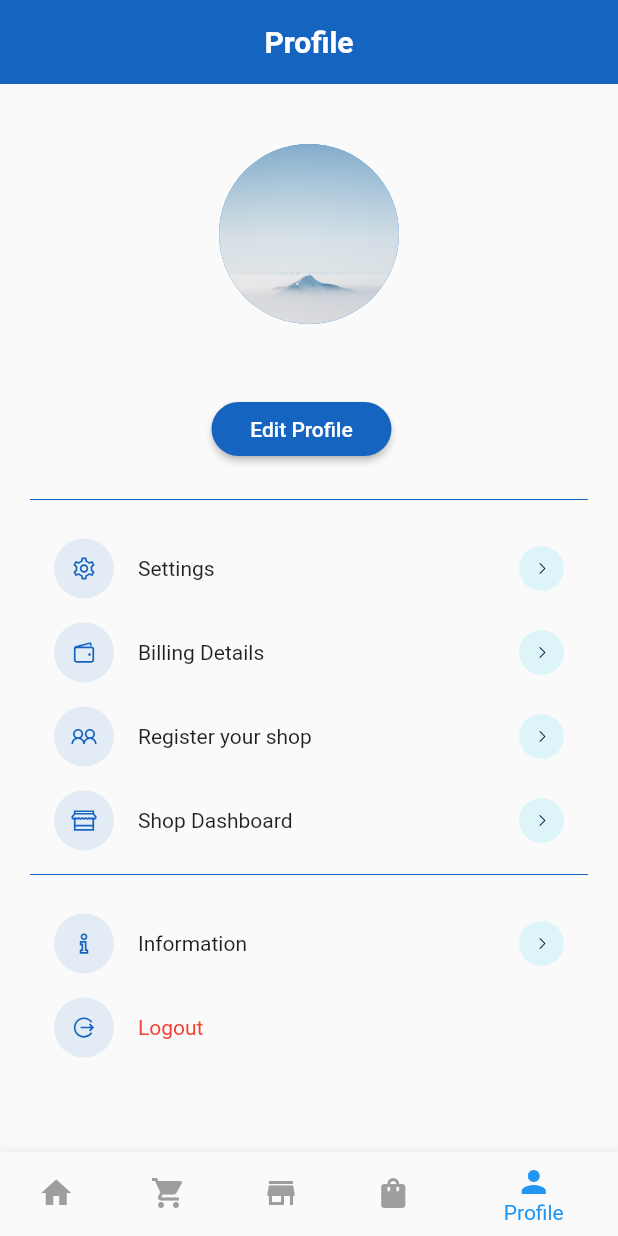
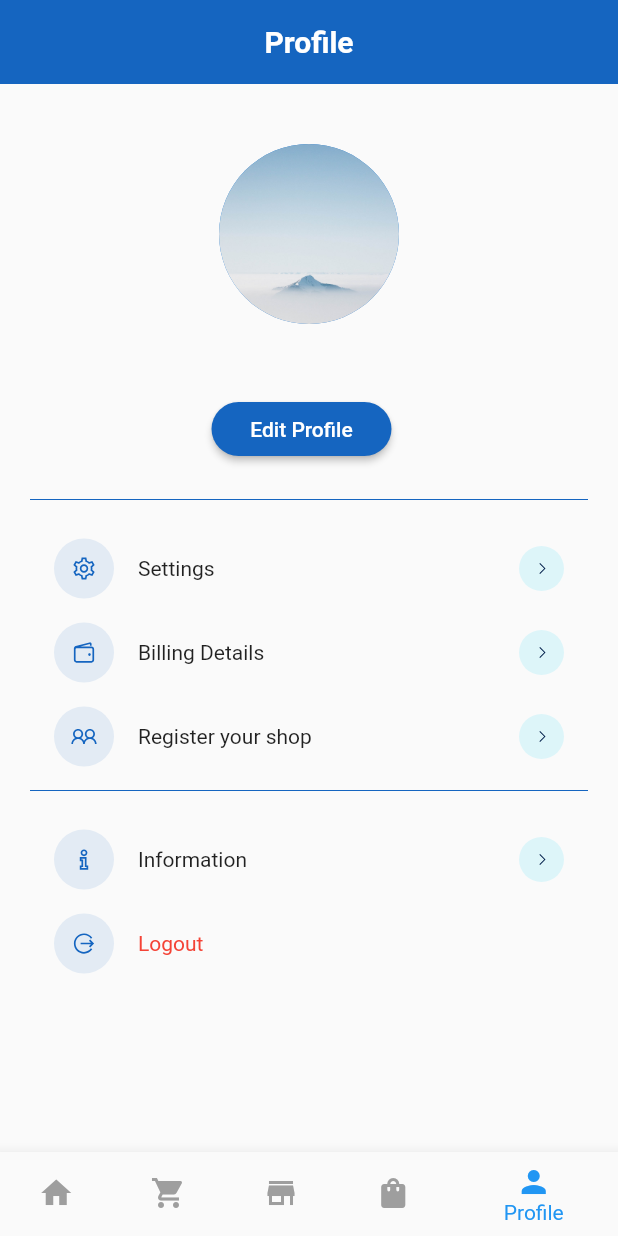
Before and after one commit to MobileApp-flutter/drivedoctor, a Flutter app: the Profile screen opened directly, on a phone screen of 412 x 824 dp. Run offline on Flutter 3.47's test engine with Material 2 defaults, Android fonts, the light colour scheme and no system bars; our stand-ins replace cloud_firestore, firebase_auth, firebase_core, flutter_svg, line_awesome_flutter, logger and 1 more; accounts and stored records are empty; network calls fail.

Commit message:
done password recovery, confirm password and shop option in profile

```diff
--- /dev/null
+++ b/lib/bloc/models/shop.dart
@@ -0,0 +1,29 @@
+import 'package:cloud_firestore/cloud_firestore.dart';
+
+class ShopData {
+  final String shopname;
+  final String companyname;
+  final int companycontact;
+  final String address;
+  final String owneremail;
+
+  ShopData({
+    required this.shopname,
+    required this.companyname,
+    required this.companycontact,
+    required this.address,
+    required this.owneremail,
+  });
+
+  factory ShopData.fromSnapshot(DocumentSnapshot snapshot) {
+    final data = snapshot.data() as Map<String, dynamic>;
+
+    return ShopData(
+      shopname: data['shopname'],
+      companyname: data['companyname'],
+      companycontact: data['companycontact'],
+      address: data['address'],
+      owneremail: data['email'],
+    );
+  }
+}
--- a/lib/bloc/services/userservice.dart
+++ b/lib/bloc/services/userservice.dart
@@ -7,7 +7,6 @@ Future createUser({
   required String fullname,
   required int contact,
   required String email,
-  required String password,
 }) async {
   final docUser = FirebaseFirestore.instance.collection('users').doc();
 
@@ -16,7 +15,6 @@ Future createUser({
     'fullname': fullname,
     'contact': contact,
     'email': email,
-    'password': password,
   };
 
   await docUser.set(json);
@@ -50,8 +48,6 @@ Future<void> updateUser({
   }
 
   if (password != null && password.isNotEmpty) {
-    dataToUpdate['password'] = password;
-
     final currentUser = FirebaseAuth.instance.currentUser;
     if (currentUser?.uid == id) {
       await currentUser?.updatePassword(password);
--- a/lib/main.dart
+++ b/lib/main.dart
@@ -64,7 +64,7 @@ class AuthChecker extends StatelessWidget {
             if (user == null) {
               return const LoginPage();
             } else {
-              return DashboardPage();
+              return const DashboardPage();
             }
           } else {
             return Onboarding(
--- a/lib/screens/profile/profile.dart
+++ b/lib/screens/profile/profile.dart
@@ -1,21 +1,28 @@
 import 'package:drivedoctor/bloc/controller/auth.dart';
+import 'package:drivedoctor/bloc/models/shop.dart';
 import 'package:drivedoctor/bloc/models/user.dart';
 import 'package:drivedoctor/bloc/routes/route.dart';
+import 'package:drivedoctor/bloc/services/authservice.dart';
+import 'package:drivedoctor/bloc/services/shopservice.dart';
 import 'package:drivedoctor/screens/login/login.dart';
 import 'package:drivedoctor/screens/profile/update_profile.dart';
+import 'package:drivedoctor/widgets/profile.dart';
 import 'package:firebase_auth/firebase_auth.dart';
-import 'package:flutter/foundation.dart';
 import 'package:flutter/material.dart';
 import 'package:line_awesome_flutter/line_awesome_flutter.dart';
 import '../../widgets/bottom_navigation_bar.dart';
 
-class Profile extends StatelessWidget {
+class Profile extends StatefulWidget {
   const Profile({Key? key}) : super(key: key);
 
   @override
+  State<Profile> createState() => _ProfileState();
+}
+
+class _ProfileState extends State<Profile> {
+  @override
   Widget build(BuildContext context) {
     final isDark = Theme.of(context).brightness == Brightness.dark;
-    final iconColor = isDark ? Colors.blue.shade800 : Colors.white;
     final textColor = isDark ? Colors.white : null;
 
     return Theme(
@@ -156,7 +163,31 @@ class Profile extends StatelessWidget {
                           onPress: () {},
                           textColor: textColor,
                         ),
-                        ProfileWidget(
+
+                        //shop option (for user who already registered shops)
+
+                        FutureBuilder<ShopData?>(
+                          future: hasShopRegistered(Auth.email),
+                          builder: (context, snapshot) {
+                            if (snapshot.connectionState ==
+                                ConnectionState.waiting) {
+                              // return a loading indicator or an empty container
+                              return const CircularProgressIndicator();
+                            } else if (snapshot.hasData &&
+                                snapshot.data != null) {
+                              // shop exists
+                              return ProfileWidget(
+                                title: 'Shop Dashboard',
+                                icon: LineAwesomeIcons.store,
+                                onPress: () {
+                                  Navigator.pushReplacementNamed(
+                                      context, shopDashboard);
+                                },
+                                textColor: textColor,
+                              );
+                            } else {
+                              // shop doesn't exist
+                              return ProfileWidget(
                                 title: 'Register your shop',
                                 icon: LineAwesomeIcons.user_friends,
                                 onPress: () {
@@ -164,17 +195,9 @@ class Profile extends StatelessWidget {
                                       context, shopRegister);
                                 },
                                 textColor: textColor,
-                        ),
-
-                        //shop dashboard (for user who already registered shops)
-                        ProfileWidget(
-                          title: 'Shop Dashboard',
-                          icon: LineAwesomeIcons.store,
-                          onPress: () {
-                            Navigator.pushReplacementNamed(
-                                context, shopDashboard);
+                              );
+                            }
                           },
-                          textColor: textColor,
                         ),
 
                         Divider(
@@ -193,7 +216,7 @@ class Profile extends StatelessWidget {
                           textColor: Colors.red,
                           endIcon: false,
                           onPress: () async {
-                            await SignOut.signOut(context);
+                            await signOut(context);
                           },
                         ),
                       ],
@@ -206,74 +229,3 @@ class Profile extends StatelessWidget {
     );
   }
 }
-
-class SignOut {
-  static Future<void> signOut(BuildContext context) async {
-    try {
-      await FirebaseAuth.instance.signOut();
-      // ignore: use_build_context_synchronously
-      Navigator.pushReplacementNamed(context, login);
-    } catch (e) {
-      if (kDebugMode) {
-        print('Error signing out: $e');
-      }
-    }
-  }
-}
-
-class ProfileWidget extends StatelessWidget {
-  const ProfileWidget({
-    Key? key,
-    required this.title,
-    required this.icon,
-    required this.onPress,
-    this.endIcon = true,
-    this.textColor,
-  }) : super(key: key);
-
-  final String title;
-  final IconData icon;
-  final VoidCallback onPress;
-  final bool endIcon;
-  final Color? textColor;
-
-  @override
-  Widget build(BuildContext context) {
-    final isDark = Theme.of(context).brightness == Brightness.dark;
-    final iconColor = isDark ? Colors.white : Colors.blue.shade800;
-
-    return ListTile(
-      onTap: onPress,
-      leading: Container(
-        width: 40,
-        height: 40,
-        decoration: BoxDecoration(
-          borderRadius: BorderRadius.circular(100),
-          color: iconColor.withOpacity(0.1),
-        ),
-        child: Icon(
-          icon,
-          size: 18.0,
-          color: iconColor,
-        ),
-      ),
-      title: Text(
-        title,
-        style: Theme.of(context).textTheme.bodyMedium?.apply(color: textColor),
-      ),
-      trailing: endIcon
-          ? Container(
-              width: 30,
-              height: 30,
-              decoration: BoxDecoration(
-                borderRadius: BorderRadius.circular(100),
-                color:
-                    const Color.fromARGB(255, 155, 234, 248).withOpacity(0.3),
-              ),
-              child: const Icon(LineAwesomeIcons.angle_right,
-                  size: 10.0, color: Color.fromARGB(255, 0, 29, 73)),
-            )
-          : null,
-    );
-  }
-}
--- /dev/null
+++ b/lib/widgets/profile.dart
@@ -0,0 +1,59 @@
+import 'package:flutter/material.dart';
+import 'package:line_awesome_flutter/line_awesome_flutter.dart';
+
+class ProfileWidget extends StatelessWidget {
+  const ProfileWidget({
+    Key? key,
+    required this.title,
+    required this.icon,
+    required this.onPress,
+    this.endIcon = true,
+    this.textColor,
+  }) : super(key: key);
+
+  final String title;
+  final IconData icon;
+  final VoidCallback onPress;
+  final bool endIcon;
+  final Color? textColor;
+
+  @override
+  Widget build(BuildContext context) {
+    final isDark = Theme.of(context).brightness == Brightness.dark;
+    final iconColor = isDark ? Colors.white : Colors.blue.shade800;
+
+    return ListTile(
+      onTap: onPress,
+      leading: Container(
+        width: 40,
+        height: 40,
+        decoration: BoxDecoration(
+          borderRadius: BorderRadius.circular(100),
+          color: iconColor.withOpacity(0.1),
+        ),
+        child: Icon(
+          icon,
+          size: 18.0,
+          color: iconColor,
+        ),
+      ),
+      title: Text(
+        title,
+        style: Theme.of(context).textTheme.bodyMedium?.apply(color: textColor),
+      ),
+      trailing: endIcon
+          ? Container(
+              width: 30,
+              height: 30,
+              decoration: BoxDecoration(
+                borderRadius: BorderRadius.circular(100),
+                color:
+                    const Color.fromARGB(255, 155, 234, 248).withOpacity(0.3),
+              ),
+              child: const Icon(LineAwesomeIcons.angle_right,
+                  size: 10.0, color: Color.fromARGB(255, 0, 29, 73)),
+            )
+          : null,
+    );
+  }
+}
--- a/pubspec.yaml
+++ b/pubspec.yaml
@@ -41,6 +41,9 @@ dependencies:
 
   #cloud_firestore
   cloud_firestore: ^4.4.3
+
+  #logger
+  logger: ^1.3.0
 
 dev_dependencies:
   flutter_test:
```
Also changed, not shown: lib/bloc/services/authservice.dart (+38 -0 lines), lib/bloc/services/shopservice.dart (+39 -15 lines), lib/screens/login/login.dart (+53 -5 lines), lib/screens/profile/update_profile.dart (+18 -4 lines), lib/screens/registrationpage.dart (+32 -30 lines), lib/screens/shopregisterpage.dart (+13 -8 lines), pubspec.lock. Lines whose indentation alone changed are shown as unchanged.
